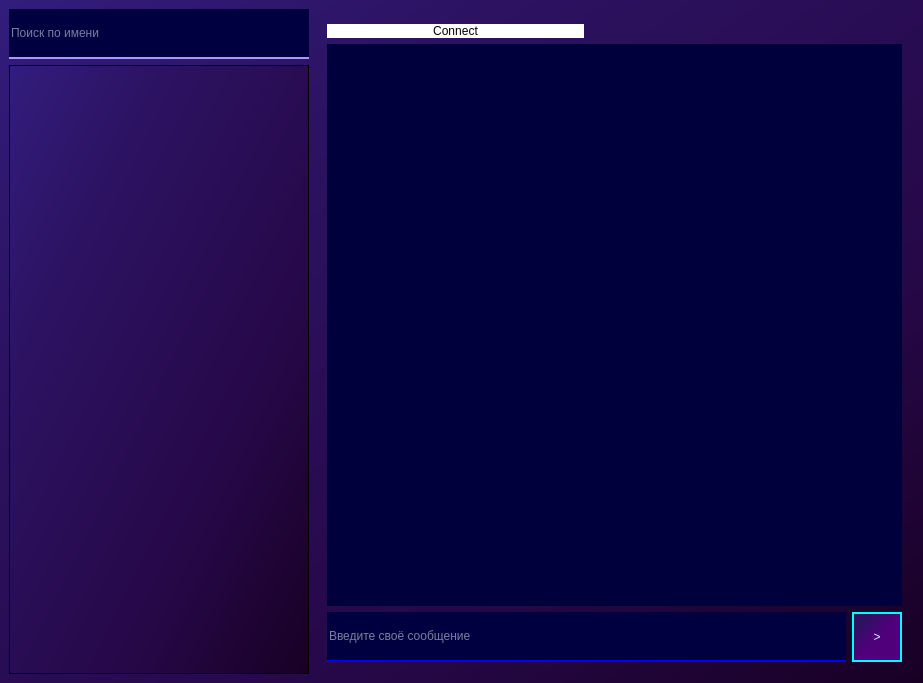
Before: the Qt Designer form Client/MainWindow.ui in zorroBinn/QuickDialog, drawn with Qt 5.
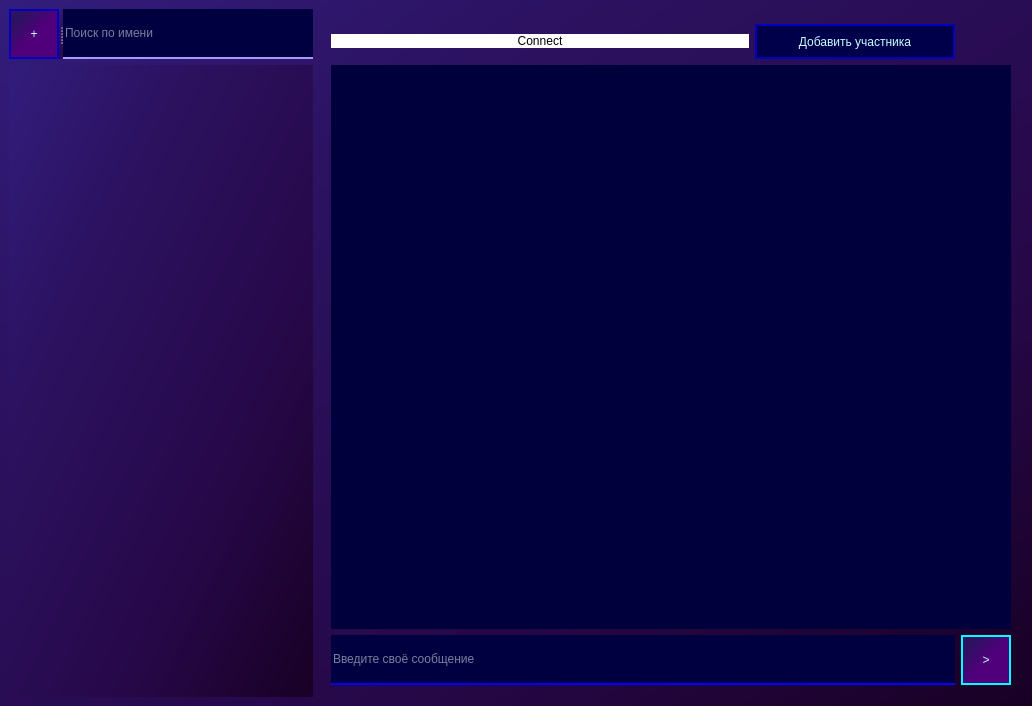
After: the same form once the commit is applied. Icons and pictures are not drawn.

The edit to the form file:
```diff
--- a/Client/MainWindow.ui
+++ b/Client/MainWindow.ui
@@ -6,8 +6,8 @@
    <rect>
     <x>0</x>
     <y>0</y>
-    <width>923</width>
-    <height>683</height>
+    <width>1032</width>
+    <height>706</height>
    </rect>
   </property>
   <property name="minimumSize">
@@ -35,38 +35,87 @@
       <item row="0" column="0">
        <layout class="QVBoxLayout" name="verticalLayout">
         <item>
-         <widget class="QLineEdit" name="lineEdit_search">
-          <property name="minimumSize">
-           <size>
-            <width>300</width>
-            <height>50</height>
-           </size>
+         <widget class="QSplitter" name="splitter">
+          <property name="orientation">
+           <enum>Qt::Horizontal</enum>
           </property>
-          <property name="maximumSize">
-           <size>
-            <width>300</width>
-            <height>50</height>
-           </size>
-          </property>
-          <property name="styleSheet">
-           <string notr="true">background-color: rgb(0, 0, 65);
+          <widget class="QPushButton" name="pushButton_NewChat">
+           <property name="minimumSize">
+            <size>
+             <width>50</width>
+             <height>50</height>
+            </size>
+           </property>
+           <property name="maximumSize">
+            <size>
+             <width>50</width>
+             <height>50</height>
+            </size>
+           </property>
+           <property name="cursor">
+            <cursorShape>PointingHandCursor</cursorShape>
+           </property>
+           <property name="focusPolicy">
+            <enum>Qt::ClickFocus</enum>
+           </property>
+           <property name="toolTip">
+            <string>&lt;html&gt;&lt;head/&gt;&lt;body&gt;&lt;p&gt;&lt;span style=&quot; font-size:14pt;&quot;&gt;Создать новый групповой чат&lt;/span&gt;&lt;/p&gt;&lt;/body&gt;&lt;/html&gt;</string>
+           </property>
+           <property name="styleSheet">
+            <string notr="true">background-color: qlineargradient(spread:pad, x1:1, y1:1, x2:0, y2:0, stop:0.488636 rgba(80, 0, 122, 255), stop:0.806818 rgba(44, 18, 97, 255));
+font: 700 40pt &quot;Times New Roman&quot;;
+color: rgb(198, 255, 255);
+border: 2px solid rgb(0, 0, 190);</string>
+           </property>
+           <property name="text">
+            <string>+</string>
+           </property>
+          </widget>
+          <widget class="QLineEdit" name="lineEdit_Search">
+           <property name="minimumSize">
+            <size>
+             <width>250</width>
+             <height>50</height>
+            </size>
+           </property>
+           <property name="maximumSize">
+            <size>
+             <width>250</width>
+             <height>50</height>
+            </size>
+           </property>
+           <property name="focusPolicy">
+            <enum>Qt::ClickFocus</enum>
+           </property>
+           <property name="toolTip">
+            <string>&lt;html&gt;&lt;head/&gt;&lt;body&gt;&lt;p&gt;&lt;span style=&quot; font-size:14pt;&quot;&gt;Поиск человека по никнейму&lt;/span&gt;&lt;/p&gt;&lt;/body&gt;&lt;/html&gt;</string>
+           </property>
+           <property name="styleSheet">
+            <string notr="true">background-color: rgb(0, 0, 65);
 color: rgb(238, 255, 246);
-font: 700 24pt &quot;Comic Sans MS&quot;;
+font: 700 20pt &quot;Comic Sans MS&quot;;
 border: 2px solid rgb(167, 151, 255);
 border-top: 0px;
 border-left: 0px;
 border-right: 0px;</string>
-          </property>
-          <property name="maxLength">
-           <number>100</number>
-          </property>
-          <property name="placeholderText">
-           <string>Поиск по имени</string>
-          </property>
+           </property>
+           <property name="maxLength">
+            <number>100</number>
+           </property>
+           <property name="placeholderText">
+            <string>Поиск по имени</string>
+           </property>
+          </widget>
          </widget>
         </item>
         <item>
-         <widget class="QListView" name="listView_chats">
+         <widget class="QListView" name="listView_Chats">
+          <property name="focusPolicy">
+           <enum>Qt::NoFocus</enum>
+          </property>
+          <property name="styleSheet">
+           <string notr="true">border: none</string>
+          </property>
           <property name="verticalScrollBarPolicy">
            <enum>Qt::ScrollBarAsNeeded</enum>
           </property>
@@ -84,8 +133,86 @@
          <string/>
         </property>
         <layout class="QGridLayout" name="gridLayout">
-         <item row="2" column="0" colspan="2">
-          <widget class="QLineEdit" name="lineEdit_mess">
+         <item row="1" column="1">
+          <widget class="QPushButton" name="pushButton_Chat_NewUser">
+           <property name="minimumSize">
+            <size>
+             <width>200</width>
+             <height>35</height>
+            </size>
+           </property>
+           <property name="maximumSize">
+            <size>
+             <width>200</width>
+             <height>35</height>
+            </size>
+           </property>
+           <property name="cursor">
+            <cursorShape>PointingHandCursor</cursorShape>
+           </property>
+           <property name="focusPolicy">
+            <enum>Qt::ClickFocus</enum>
+           </property>
+           <property name="toolTip">
+            <string>&lt;html&gt;&lt;head/&gt;&lt;body&gt;&lt;p&gt;&lt;span style=&quot; font-size:14pt;&quot;&gt;Добавить участника в групповой чат&lt;/span&gt;&lt;/p&gt;&lt;/body&gt;&lt;/html&gt;</string>
+           </property>
+           <property name="styleSheet">
+            <string notr="true">background-color: rgb(0, 0, 74);
+font: 700 16pt &quot;Times New Roman&quot;;
+color: rgb(198, 255, 255);
+border: 2px solid rgb(0, 0, 190);</string>
+           </property>
+           <property name="text">
+            <string>Добавить участника</string>
+           </property>
+          </widget>
+         </item>
+         <item row="3" column="2">
+          <widget class="QPushButton" name="pushButton_Send">
+           <property name="minimumSize">
+            <size>
+             <width>50</width>
+             <height>50</height>
+            </size>
+           </property>
+           <property name="maximumSize">
+            <size>
+             <width>50</width>
+             <height>50</height>
+            </size>
+           </property>
+           <property name="cursor">
+            <cursorShape>PointingHandCursor</cursorShape>
+           </property>
+           <property name="focusPolicy">
+            <enum>Qt::ClickFocus</enum>
+           </property>
+           <property name="styleSheet">
+            <string notr="true">background-color: qlineargradient(spread:pad, x1:1, y1:1, x2:0, y2:0, stop:0.488636 rgba(80, 0, 122, 255), stop:0.806818 rgba(44, 18, 97, 255));
+font: 700 40pt &quot;Times New Roman&quot;;
+color: rgb(198, 255, 255);
+border: 2px solid rgb(0, 255, 255);</string>
+           </property>
+           <property name="text">
+            <string>&gt;</string>
+           </property>
+          </widget>
+         </item>
+         <item row="2" column="0" colspan="3">
+          <widget class="QTextBrowser" name="textBrowser_CurrentChat">
+           <property name="focusPolicy">
+            <enum>Qt::NoFocus</enum>
+           </property>
+           <property name="styleSheet">
+            <string notr="true">background-color: rgb(0, 0, 60);
+color: rgb(239, 253, 255);
+font: 700 18pt &quot;Comic Sans MS&quot;;
+border: 0px</string>
+           </property>
+          </widget>
+         </item>
+         <item row="3" column="0" colspan="2">
+          <widget class="QLineEdit" name="lineEdit_Mess">
            <property name="minimumSize">
             <size>
              <width>0</width>
@@ -113,35 +240,7 @@
            </property>
           </widget>
          </item>
-         <item row="2" column="2">
-          <widget class="QPushButton" name="pushButton_send">
-           <property name="minimumSize">
-            <size>
-             <width>50</width>
-             <height>50</height>
-            </size>
-           </property>
-           <property name="maximumSize">
-            <size>
-             <width>50</width>
-             <height>50</height>
-            </size>
-           </property>
-           <property name="cursor">
-            <cursorShape>PointingHandCursor</cursorShape>
-           </property>
-           <property name="styleSheet">
-            <string notr="true">background-color: qlineargradient(spread:pad, x1:1, y1:1, x2:0, y2:0, stop:0.488636 rgba(80, 0, 122, 255), stop:0.806818 rgba(44, 18, 97, 255));
-font: 700 40pt &quot;Times New Roman&quot;;
-color: rgb(198, 255, 255);
-border: 2px solid rgb(0, 255, 255);</string>
-           </property>
-           <property name="text">
-            <string>&gt;</string>
-           </property>
-          </widget>
-         </item>
-         <item row="0" column="0">
+         <item row="1" column="0">
           <widget class="QPushButton" name="pushButton_connect">
            <property name="styleSheet">
             <string notr="true">background-color: rgb(255, 255, 255);</string>
@@ -151,16 +250,6 @@
            </property>
           </widget>
          </item>
-         <item row="1" column="0" colspan="3">
-          <widget class="QTextBrowser" name="textBrowser_current_chat">
-           <property name="styleSheet">
-            <string notr="true">background-color: rgb(0, 0, 60);
-color: rgb(239, 253, 255);
-font: 700 18pt &quot;Comic Sans MS&quot;;
-border: 0px</string>
-           </property>
-          </widget>
-         </item>
         </layout>
        </widget>
       </item>
```
Left out of the diff: 2 changed lines with no effect on the pictures.
